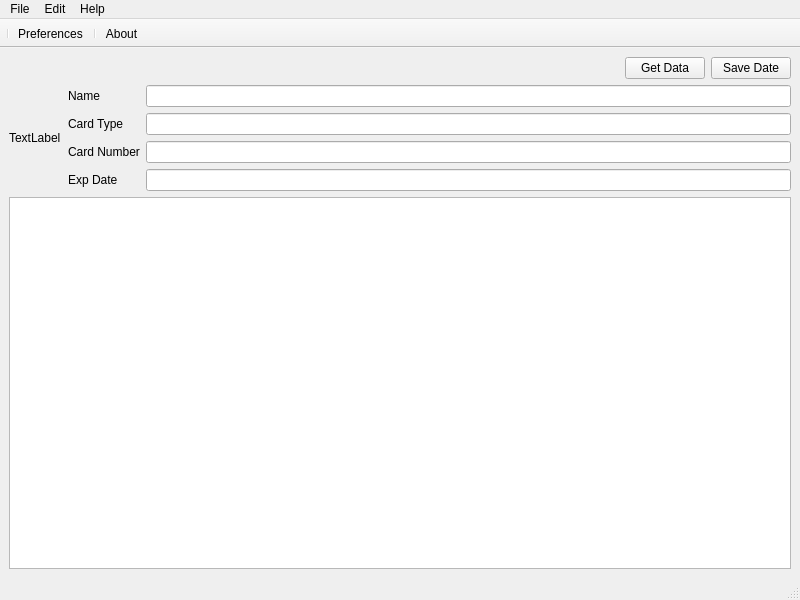
Qt form Threading/main.ui (jepierre/python_apps) before a commit.
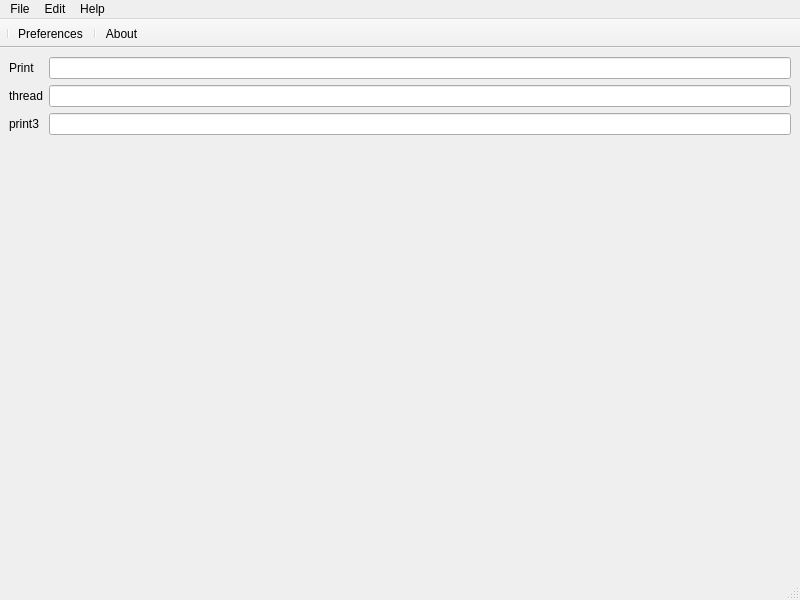
The same form after that commit.

Commit message: threading_ex now works and has multiple wasy of using thread

Patch:
```diff
--- a/Threading/main.ui
+++ b/Threading/main.ui
@@ -14,123 +14,41 @@
    <string> PyCardReader 0.1</string>
   </property>
   <widget class="QWidget" name="centralwidget">
-   <layout class="QVBoxLayout" name="verticalLayout">
+   <layout class="QHBoxLayout" name="horizontalLayout">
     <item>
-     <layout class="QHBoxLayout" name="horizontalLayout">
-      <item>
-       <spacer name="horizontalSpacer">
-        <property name="orientation">
-         <enum>Qt::Horizontal</enum>
-        </property>
-        <property name="sizeHint" stdset="0">
-         <size>
-          <width>40</width>
-          <height>20</height>
-         </size>
-        </property>
-       </spacer>
-      </item>
-      <item>
-       <widget class="QPushButton" name="btn_calculatetotal">
+     <layout class="QFormLayout" name="formLayout">
+      <item row="0" column="0">
+       <widget class="QLabel" name="printLabel">
         <property name="text">
-         <string>Get Data</string>
+         <string>Print</string>
         </property>
        </widget>
       </item>
-      <item>
-       <widget class="QPushButton" name="pushButton">
+      <item row="0" column="1">
+       <widget class="QLineEdit" name="printLineEdit"/>
+      </item>
+      <item row="1" column="0">
+       <widget class="QLabel" name="threadLabel">
         <property name="text">
-         <string>Save Date</string>
+         <string>thread</string>
         </property>
        </widget>
       </item>
-     </layout>
-    </item>
-    <item>
-     <layout class="QHBoxLayout" name="horizontalLayout_2">
-      <item>
-       <widget class="QLabel" name="label_input_img">
+      <item row="1" column="1">
+       <widget class="QLineEdit" name="threadLineEdit"/>
+      </item>
+      <item row="2" column="0">
+       <widget class="QLabel" name="print3Label">
         <property name="text">
-         <string>TextLabel</string>
+         <string>print3</string>
         </property>
        </widget>
       </item>
-      <item>
-       <layout class="QFormLayout" name="formLayout">
-        <property name="leftMargin">
-         <number>0</number>
-        </property>
-        <item row="0" column="0">
-         <widget class="QLabel" name="nameLabel">
-          <property name="text">
-           <string>Name</string>
-          </property>
-          <property name="margin">
-           <number>0</number>
-          </property>
-          <property name="indent">
-           <number>1</number>
-          </property>
-         </widget>
-        </item>
-        <item row="0" column="1">
-         <widget class="QLineEdit" name="nameLineEdit"/>
-        </item>
-        <item row="1" column="0">
-         <widget class="QLabel" name="cardTypeLabel">
-          <property name="text">
-           <string>Card Type</string>
-          </property>
-          <property name="margin">
-           <number>0</number>
-          </property>
-          <property name="indent">
-           <number>1</number>
-          </property>
-         </widget>
-        </item>
-        <item row="1" column="1">
-         <widget class="QLineEdit" name="cardTypeLineEdit"/>
-        </item>
-        <item row="2" column="0">
-         <widget class="QLabel" name="cardNumberLabel">
-          <property name="text">
-           <string>Card Number</string>
-          </property>
-          <property name="margin">
-           <number>0</number>
-          </property>
-          <property name="indent">
-           <number>1</number>
-          </property>
-         </widget>
-        </item>
-        <item row="2" column="1">
-         <widget class="QLineEdit" name="cardNumberLineEdit"/>
-        </item>
-        <item row="3" column="0">
-         <widget class="QLabel" name="expDateLabel">
-          <property name="text">
-           <string>Exp Date</string>
-          </property>
-          <property name="margin">
-           <number>0</number>
-          </property>
-          <property name="indent">
-           <number>1</number>
-          </property>
-         </widget>
-        </item>
-        <item row="3" column="1">
-         <widget class="QLineEdit" name="expDateLineEdit"/>
-        </item>
-       </layout>
+      <item row="2" column="1">
+       <widget class="QLineEdit" name="print3LineEdit"/>
       </item>
      </layout>
     </item>
-    <item>
-     <widget class="QTableWidget" name="table_main"/>
-    </item>
    </layout>
   </widget>
   <widget class="QMenuBar" name="main_menubar">
```
Left out of the diff: 2 changed lines with no effect on the pictures. The commit also changes 12 other files.
